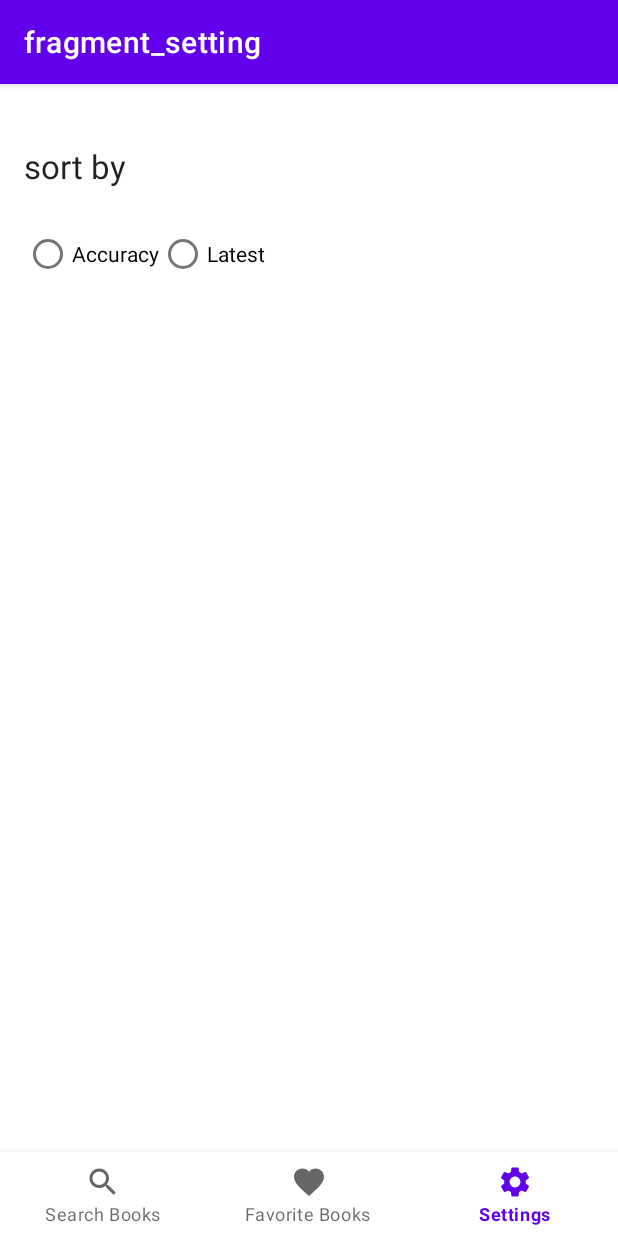
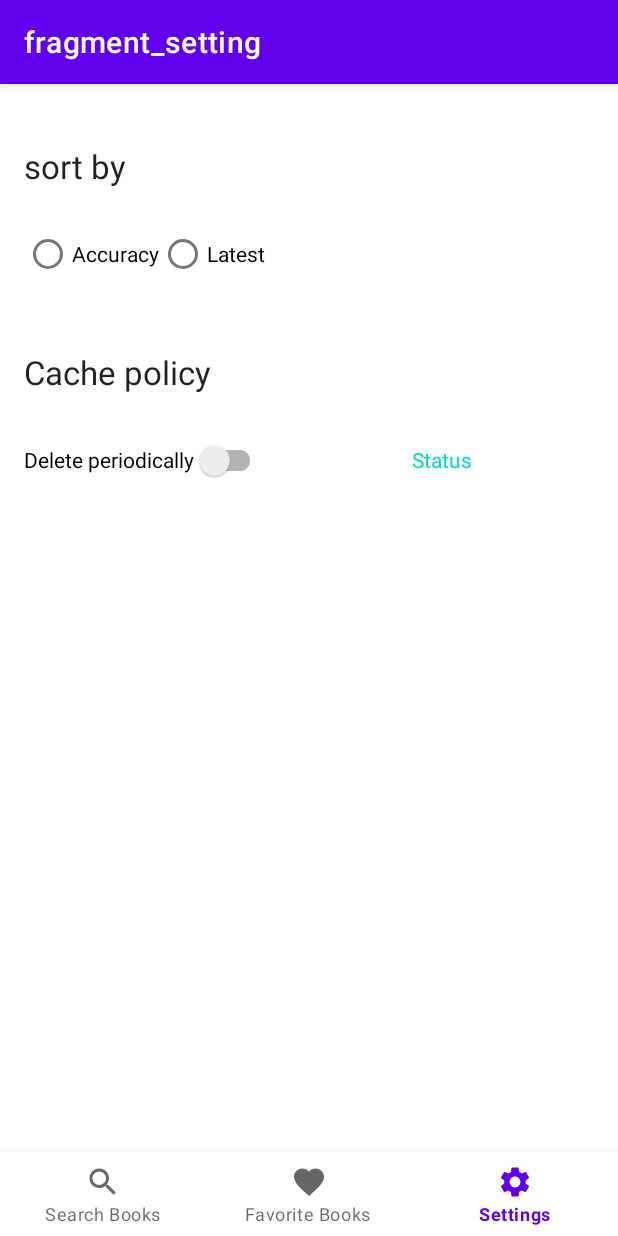
Before and after one commit to sprisao/BookSearchApp, an Android app: the screen it shows after launch (MainActivity), item 3 of the bottom bar chosen, on a phone screen of 412 x 824 dp. Run offline under Robolectric (Android 15) with nearby library versions, the phone set to English and light mode, and no system bars; our stand-ins replace Room's generated code, navigation-ui, paging; 2 statements that could not run were skipped.

```diff
--- a/app/build.gradle
+++ b/app/build.gradle
@@ -96,4 +96,7 @@ dependencies {
 
     // Paging
     implementation 'androidx.paging:paging-runtime-ktx:3.1.1'
+
+    // WorkManager
+    implementation 'androidx.work:work-runtime-ktx:2.7.1'
 }
--- a/app/src/main/java/com/example/booksearchapp/data/repository/BookSearchRepository.kt
+++ b/app/src/main/java/com/example/booksearchapp/data/repository/BookSearchRepository.kt
@@ -21,6 +21,10 @@ interface BookSearchRepository {
     suspend fun saveSortMode(mode: String)
     suspend fun getSortMode(): Flow<String>
 
+    suspend fun saveCacheDeleteMode(mode: Boolean)
+
+    suspend fun getCacheDeleteMode(): Flow<Boolean>
+
     // Paging
     fun getFavoriteBooksList(): Flow<PagingData<Book>>
 
--- a/app/src/main/java/com/example/booksearchapp/data/repository/BookSearchRepositoryImpl.kt
+++ b/app/src/main/java/com/example/booksearchapp/data/repository/BookSearchRepositoryImpl.kt
@@ -1,6 +1,7 @@
 package com.example.booksearchapp.data.repository
 
 import androidx.datastore.core.DataStore
+import androidx.datastore.preferences.core.booleanPreferencesKey
 import androidx.datastore.preferences.core.edit
 import androidx.datastore.preferences.core.emptyPreferences
 import androidx.datastore.preferences.core.stringPreferencesKey
@@ -11,6 +12,7 @@ import com.example.booksearchapp.data.api.RetrofitInstance.api
 import com.example.booksearchapp.data.db.BookSearchDatabase
 import com.example.booksearchapp.data.model.Book
 import com.example.booksearchapp.data.model.SearchResponse
+import com.example.booksearchapp.data.repository.BookSearchRepositoryImpl.PreferencesKeys.CACHE_DELETE_MODE
 import com.example.booksearchapp.util.Constants.PAGING_SIZE
 import com.example.booksearchapp.util.Sort
 import kotlinx.coroutines.flow.Flow
@@ -43,6 +45,7 @@ class BookSearchRepositoryImpl(
 
     private object PreferencesKeys {
         val SORT_MODE = stringPreferencesKey("sort_mode")
+        val CACHE_DELETE_MODE = booleanPreferencesKey("cache_delete_mode")
     }
 
     override suspend fun saveSortMode(mode: String) {
@@ -62,6 +65,25 @@ class BookSearchRepositoryImpl(
         }.map { preferences ->
             val sortMode = preferences[PreferencesKeys.SORT_MODE] ?: Sort.ACCURACY.value
             sortMode
+        }
+    }
+
+    override suspend fun saveCacheDeleteMode(mode: Boolean) {
+        dataStore.edit { preferences ->
+            preferences[PreferencesKeys.CACHE_DELETE_MODE] = mode
+        }
+    }
+
+    override suspend fun getCacheDeleteMode(): Flow<Boolean> {
+        return dataStore.data.catch { exception ->
+            if (exception is IOException) {
+                emit(emptyPreferences())
+                exception.printStackTrace()
+            } else {
+                throw exception
+            }
+        }.map { preferences ->
+            preferences[CACHE_DELETE_MODE] ?: false
         }
     }
 
--- a/app/src/main/java/com/example/booksearchapp/ui/view/MainActivity.kt
+++ b/app/src/main/java/com/example/booksearchapp/ui/view/MainActivity.kt
@@ -11,6 +11,7 @@ import androidx.navigation.ui.AppBarConfiguration
 import androidx.navigation.ui.navigateUp
 import androidx.navigation.ui.setupActionBarWithNavController
 import androidx.navigation.ui.setupWithNavController
+import androidx.work.WorkManager
 import com.example.booksearchapp.R
 import com.example.booksearchapp.data.db.BookSearchDatabase
 import com.example.booksearchapp.data.repository.BookSearchRepositoryImpl
@@ -30,6 +31,7 @@ class MainActivity : AppCompatActivity() {
     private lateinit var appBarConfiguration: AppBarConfiguration
 
     private val Context.dataStore by preferencesDataStore(DATASTORE_NAME)
+    private val workManager = WorkManager.getInstance(application)
 
     override fun onCreate(savedInstanceState: Bundle?) {
         super.onCreate(savedInstanceState)
@@ -47,7 +49,7 @@ class MainActivity : AppCompatActivity() {
         /*get datastore*/
         val bookSearchRepository = BookSearchRepositoryImpl(database, dataStore)
 
-        val factory = BookSearchViewModelProviderFactory(bookSearchRepository, this)
+        val factory = BookSearchViewModelProviderFactory(bookSearchRepository, workManager, this)
 
         /* ViewModel을 Activity위에 띄우기 위해 이 과정을 거치는 것.*/
         bookSearchViewModel = ViewModelProvider(this, factory)[BookSearchViewModel::class.java]
--- a/app/src/main/java/com/example/booksearchapp/ui/view/SettingFragment.kt
+++ b/app/src/main/java/com/example/booksearchapp/ui/view/SettingFragment.kt
@@ -1,6 +1,7 @@
 package com.example.booksearchapp.ui.view
 
 import android.os.Bundle
+import android.util.Log
 import android.view.LayoutInflater
 import android.view.View
 import android.view.ViewGroup
@@ -37,6 +38,7 @@ class SettingFragment : Fragment() {
 
         saveSettings()
         loadSettings()
+        showWorkStatus()
     }
 
     private fun saveSettings() {
@@ -47,6 +49,15 @@ class SettingFragment : Fragment() {
                 else -> return@setOnCheckedChangeListener
             }
             bookSearchViewModel.saveSortMode(value)
+        }
+
+        binding.swCacheDelete.setOnCheckedChangeListener { _, isChecked ->
+            bookSearchViewModel.saveCacheDeleteMode(isChecked)
+            if (isChecked) {
+                bookSearchViewModel.setWork()
+            } else {
+                bookSearchViewModel.deleteWork()
+            }
         }
     }
 
@@ -59,5 +70,20 @@ class SettingFragment : Fragment() {
             }
         }
 
+        lifecycleScope.launch {
+            val isChecked = bookSearchViewModel.getCacheDeleteMode()
+            binding.swCacheDelete.isChecked = isChecked
+        }
+    }
+
+    private fun showWorkStatus() {
+        bookSearchViewModel.getWorkStatus().observe(viewLifecycleOwner) { workInfo ->
+            Log.d("WorkManger", workInfo.toString())
+            if (workInfo.isEmpty()) {
+                binding.tvWorkStatus.text = "WorkManager is not running"
+            } else {
+                binding.tvWorkStatus.text = workInfo[0].state.toString()
+            }
+        }
     }
 }
--- a/app/src/main/java/com/example/booksearchapp/ui/viewmodel/BookSearchViewModel.kt
+++ b/app/src/main/java/com/example/booksearchapp/ui/viewmodel/BookSearchViewModel.kt
@@ -3,16 +3,21 @@ package com.example.booksearchapp.ui.viewmodel
 import androidx.lifecycle.*
 import androidx.paging.PagingData
 import androidx.paging.cachedIn
+import androidx.work.*
 import com.example.booksearchapp.data.model.Book
 import com.example.booksearchapp.data.model.SearchResponse
 import com.example.booksearchapp.data.repository.BookSearchRepository
+import com.example.booksearchapp.worker.CacheDeleteWorker
 import kotlinx.coroutines.Dispatchers
 import kotlinx.coroutines.flow.*
 import kotlinx.coroutines.launch
 import kotlinx.coroutines.withContext
+import java.util.concurrent.TimeUnit
 
 class BookSearchViewModel(
-    private val bookSearchRepository: BookSearchRepository, private val savedStateHandle: SavedStateHandle
+    private val bookSearchRepository: BookSearchRepository,
+    private val savedStateHandle: SavedStateHandle,
+    private val workManager: WorkManager
 ) : ViewModel() {
 
     // api
@@ -58,6 +63,7 @@ class BookSearchViewModel(
 
     companion object {
         private const val SAVE_STATE_KEY = "query"
+        private val WORKER_KEY = "cache_worker"
     }
 
     // DataStore
@@ -67,6 +73,14 @@ class BookSearchViewModel(
 
     suspend fun getSortMode() = withContext(Dispatchers.IO) {
         bookSearchRepository.getSortMode().first()
+    }
+
+    fun saveCacheDeleteMode(value: Boolean) = viewModelScope.launch(Dispatchers.IO) {
+        bookSearchRepository.saveCacheDeleteMode(value)
+    }
+
+    suspend fun getCacheDeleteMode() = withContext(Dispatchers.IO) {
+        bookSearchRepository.getCacheDeleteMode().first()
     }
 
     // Paging
@@ -85,4 +99,21 @@ class BookSearchViewModel(
                 _searchPagingResult.value = it
             }
     }
+
+    // WorkManager
+    fun setWork() {
+        val constraints =
+            Constraints.Builder().setRequiresCharging(true).setRequiresBatteryNotLow(true).build()
+        val workRequest =
+            PeriodicWorkRequestBuilder<CacheDeleteWorker>(15, TimeUnit.MINUTES).setConstraints(constraints)
+                .build()
+
+        workManager.enqueueUniquePeriodicWork(WORKER_KEY, ExistingPeriodicWorkPolicy.REPLACE, workRequest)
+    }
+
+    fun deleteWork() = workManager.cancelUniqueWork(WORKER_KEY)
+
+    fun getWorkStatus(): LiveData<MutableList<WorkInfo>> =
+        workManager.getWorkInfosForUniqueWorkLiveData(WORKER_KEY)
+
 }
--- a/app/src/main/java/com/example/booksearchapp/ui/viewmodel/BookSearchViewModelProviderFactory.kt
+++ b/app/src/main/java/com/example/booksearchapp/ui/viewmodel/BookSearchViewModelProviderFactory.kt
@@ -3,6 +3,7 @@ package com.example.booksearchapp.ui.viewmodel
 import android.os.Bundle
 import androidx.lifecycle.*
 import androidx.savedstate.SavedStateRegistryOwner
+import androidx.work.WorkManager
 import com.example.booksearchapp.data.repository.BookSearchRepository
 
 @Suppress("UNCHECKED_CAST")
@@ -20,6 +21,7 @@ import com.example.booksearchapp.data.repository.BookSearchRepository
 
 class BookSearchViewModelProviderFactory(
     private val bookSearchRepository: BookSearchRepository,
+    private val workManager: WorkManager,
     owner: SavedStateRegistryOwner,
     defaultArgs: Bundle? = null
 ) : AbstractSavedStateViewModelFactory(owner, defaultArgs) {
@@ -29,7 +31,7 @@ class BookSearchViewModelProviderFactory(
         handle: SavedStateHandle
     ): T {
         if (modelClass.isAssignableFrom(BookSearchViewModel::class.java)) {
-            return BookSearchViewModel(bookSearchRepository, handle) as T
+            return BookSearchViewModel(bookSearchRepository, handle, workManager) as T
         }
         throw IllegalArgumentException("ViewModel class not found")
     }
--- a/app/src/main/res/layout/fragment_setting.xml
+++ b/app/src/main/res/layout/fragment_setting.xml
@@ -48,4 +48,45 @@
 			/>
 
 	</RadioGroup>
+
+	<TextView
+		android:id="@+id/tv_title_cache"
+		android:layout_width="0dp"
+		android:layout_height="wrap_content"
+		android:layout_marginStart="16dp"
+		android:layout_marginTop="40dp"
+		android:layout_marginEnd="16dp"
+		android:text="Cache policy"
+		android:textAppearance="@style/TextAppearance.AppCompat.Large"
+		app:layout_constraintEnd_toEndOf="parent"
+		app:layout_constraintStart_toStartOf="parent"
+		app:layout_constraintTop_toBottomOf="@+id/rg_sort"
+		/>
+
+	<androidx.appcompat.widget.SwitchCompat
+		android:id="@+id/sw_cache_delete"
+		android:layout_width="wrap_content"
+		android:layout_height="wrap_content"
+		android:layout_marginStart="16dp"
+		android:layout_marginTop="20dp"
+		android:text="Delete periodically"
+		app:layout_constraintStart_toStartOf="parent"
+		app:layout_constraintTop_toBottomOf="@+id/tv_title_cache"
+		/>
+
+	<TextView
+		android:id="@+id/tv_work_status"
+		android:layout_width="wrap_content"
+		android:layout_height="wrap_content"
+		android:layout_marginTop="34dp"
+		android:text="Status"
+		android:textColor="@color/teal_200"
+		app:layout_constraintEnd_toEndOf="parent"
+		app:layout_constraintStart_toEndOf="@+id/sw_cache_delete"
+		app:layout_constraintTop_toBottomOf="@+id/tv_title_cache"
+		/>
+
+
+
+
 </androidx.constraintlayout.widget.ConstraintLayout>
```
Also changed, not shown: app/src/main/java/com/example/booksearchapp/worker/CacheDeleteWorker.kt (added, +19 -0 lines).
